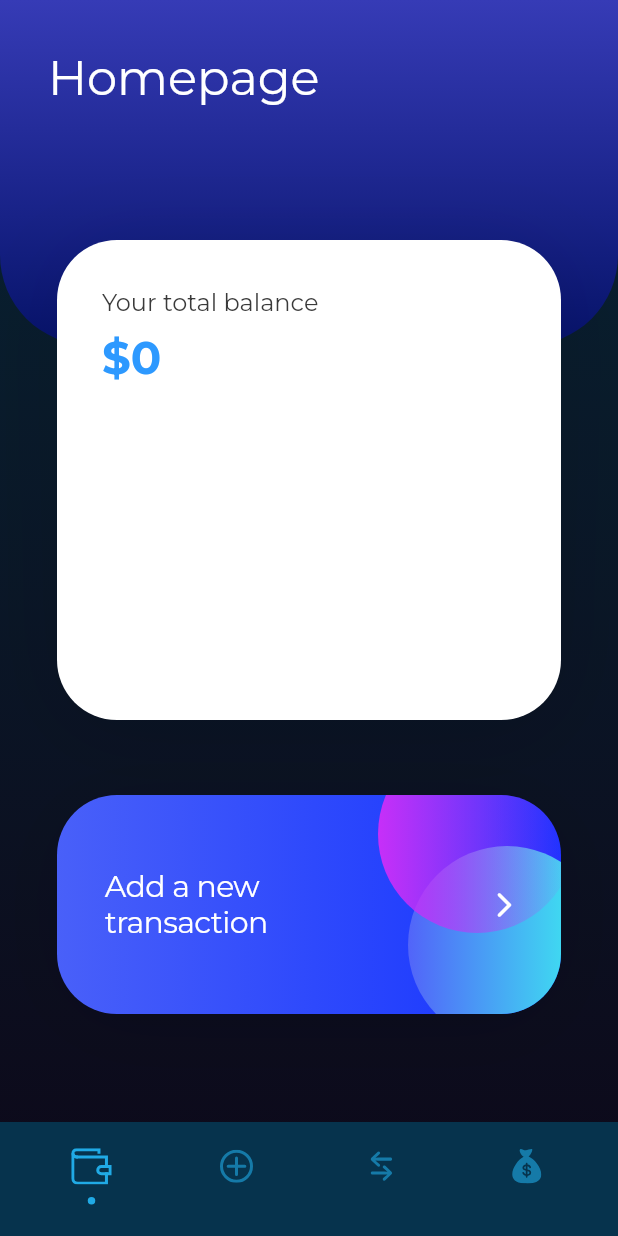
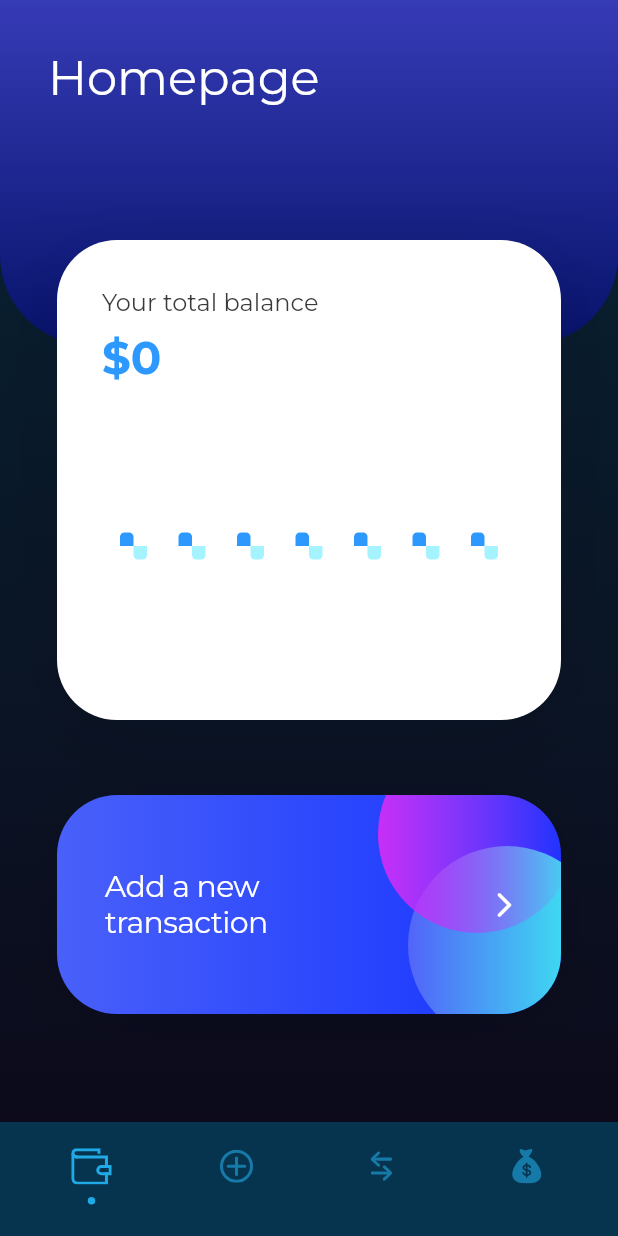
Before and after one commit to kent0505/project9, a Flutter app: the HomePage screen opened by its route, on a phone screen of 412 x 824 dp. Run offline on Flutter 3.47's test engine with Material 3 defaults, Android fonts, the phone set to English and light mode, and no system bars; our stand-ins replace flutter_bloc, flutter_svg, go_router, hive_flutter, shared_preferences; missing offline and left inert: date_picker_plus; accounts and stored records are empty; project files that could hold a hidden picture were left out.

Commit message:
added barchart

```diff
--- a/lib/core/utils.dart
+++ b/lib/core/utils.dart
@@ -130,6 +130,7 @@ Future<List<Transaction>> getTransactions() async {
   List data = box.get('mytransactions') ?? [];
   mytransactions = data.cast<Transaction>();
   log(mytransactions.length.toString());
+  calculateExpenses();
   return mytransactions;
 }
 
@@ -137,5 +138,70 @@ Future<List<Transaction>> updateTransactions() async {
   final box = await Hive.openBox('transactionbox');
   box.put('mytransactions', mytransactions);
   mytransactions = await box.get('mytransactions');
+  calculateExpenses();
   return mytransactions;
 }
+
+int w1e = 0;
+int w2e = 0;
+int w3e = 0;
+int w4e = 0;
+int w5e = 0;
+int w6e = 0;
+int w7e = 0;
+
+int w1i = 0;
+int w2i = 0;
+int w3i = 0;
+int w4i = 0;
+int w5i = 0;
+int w6i = 0;
+int w7i = 0;
+
+void calculateExpenses() {
+  w1e = 0;
+  w2e = 0;
+  w3e = 0;
+  w4e = 0;
+  w5e = 0;
+  w6e = 0;
+  w7e = 0;
+
+  w1i = 0;
+  w2i = 0;
+  w3i = 0;
+  w4i = 0;
+  w5i = 0;
+  w6i = 0;
+  w7i = 0;
+
+  for (Transaction transaction in mytransactions) {
+    DateTime date = convertToDateTime(transaction.date);
+    log(date.toString());
+    log(date.weekday.toString());
+    if (transaction.income) {
+      if (date.weekday == 1) w1i = w1i + transaction.amount.toInt();
+      if (date.weekday == 2) w2i = w2i + transaction.amount.toInt();
+      if (date.weekday == 3) w3i = w3i + transaction.amount.toInt();
+      if (date.weekday == 4) w4i = w4i + transaction.amount.toInt();
+      if (date.weekday == 5) w5i = w5i + transaction.amount.toInt();
+      if (date.weekday == 6) w6i = w6i + transaction.amount.toInt();
+      if (date.weekday == 7) w7i = w7i + transaction.amount.toInt();
+    } else {
+      if (date.weekday == 1) w1e = w1e + transaction.amount.toInt();
+      if (date.weekday == 2) w2e = w2e + transaction.amount.toInt();
+      if (date.weekday == 3) w3e = w3e + transaction.amount.toInt();
+      if (date.weekday == 4) w4e = w4e + transaction.amount.toInt();
+      if (date.weekday == 5) w5e = w5e + transaction.amount.toInt();
+      if (date.weekday == 6) w6e = w6e + transaction.amount.toInt();
+      if (date.weekday == 7) w7e = w7e + transaction.amount.toInt();
+    }
+  }
+}
+
+double getHeight(int a, int b) {
+  if (a == 0) return 9;
+  if (b == 0) return 9;
+  if (a > b) return 80;
+  return (a / b) * 80;
+}
--- a/lib/features/home/widgets/balance_card.dart
+++ b/lib/features/home/widgets/balance_card.dart
@@ -1,6 +1,8 @@
 import 'package:flutter/material.dart';
+import 'package:flutter_bloc/flutter_bloc.dart';
 
 import '../../../core/utils.dart';
+import '../../transaction/bloc/transaction_bloc.dart';
 
 class BalanceCard extends StatelessWidget {
   const BalanceCard({super.key});
@@ -54,10 +56,95 @@ class BalanceCard extends StatelessWidget {
             ],
           ),
           const SizedBox(height: 27),
-          // BAR CHART WIDGET HERE
+          BlocBuilder<TransactionBloc, TransactionState>(
+            builder: (context, state) {
+              return SizedBox(
+                height: 80,
+                child: Row(
+                  mainAxisAlignment: MainAxisAlignment.center,
+                  crossAxisAlignment: CrossAxisAlignment.end,
+                  children: [
+                    _BarChart(getHeight(w1i, w1e)),
+                    _BarChart(getHeight(w2i, w2e)),
+                    _BarChart(getHeight(w3i, w3e)),
+                    _BarChart(getHeight(w4i, w4e)),
+                    _BarChart(getHeight(w5i, w5e)),
+                    _BarChart(getHeight(w6i, w6e)),
+                    _BarChart(getHeight(w7i, w7e)),
+                    const SizedBox(width: 9),
+                  ],
+                ),
+              );
+            },
+          ),
+          BlocBuilder<TransactionBloc, TransactionState>(
+            builder: (context, state) {
+              return SizedBox(
+                height: 80,
+                child: Row(
+                  mainAxisAlignment: MainAxisAlignment.center,
+                  crossAxisAlignment: CrossAxisAlignment.start,
+                  children: [
+                    const SizedBox(width: 9),
+                    _BarChart2(getHeight(w1e, w1i)),
+                    _BarChart2(getHeight(w2e, w2i)),
+                    _BarChart2(getHeight(w3e, w3i)),
+                    _BarChart2(getHeight(w4e, w4i)),
+                    _BarChart2(getHeight(w5e, w5i)),
+                    _BarChart2(getHeight(w6e, w6i)),
+                    _BarChart2(getHeight(w7e, w7i)),
+                  ],
+                ),
+              );
+            },
+          ),
           const SizedBox(height: 32),
         ],
       ),
     );
   }
 }
+
+class _BarChart extends StatelessWidget {
+  const _BarChart(this.height);
+
+  final double height;
+
+  @override
+  Widget build(BuildContext context) {
+    return Container(
+      height: height,
+      width: 9,
+      margin: const EdgeInsets.symmetric(horizontal: 15),
+      decoration: const BoxDecoration(
+        color: Color(0xff2D99FF),
+        borderRadius: BorderRadius.only(
+          topLeft: Radius.circular(3),
+          topRight: Radius.circular(3),
+        ),
+      ),
+    );
+  }
+}
+
+class _BarChart2 extends StatelessWidget {
+  const _BarChart2(this.height);
+
+  final double height;
+
+  @override
+  Widget build(BuildContext context) {
+    return Container(
+      height: height,
+      width: 9,
+      margin: const EdgeInsets.symmetric(horizontal: 15),
+      decoration: const BoxDecoration(
+        color: Color(0xffA5F3FF),
+        borderRadius: BorderRadius.only(
+          bottomLeft: Radius.circular(3),
+          bottomRight: Radius.circular(3),
+        ),
+      ),
+    );
+  }
+}
--- a/lib/features/splash/splash_page.dart
+++ b/lib/features/splash/splash_page.dart
@@ -21,7 +21,6 @@ class _SplashPageState extends State<SplashPage> {
       Future.delayed(const Duration(seconds: 2), () {
         if (onboard) {
           context.go('/onboard');
-          // context.go('/home');
         } else {
           context.go('/home');
         }
```
